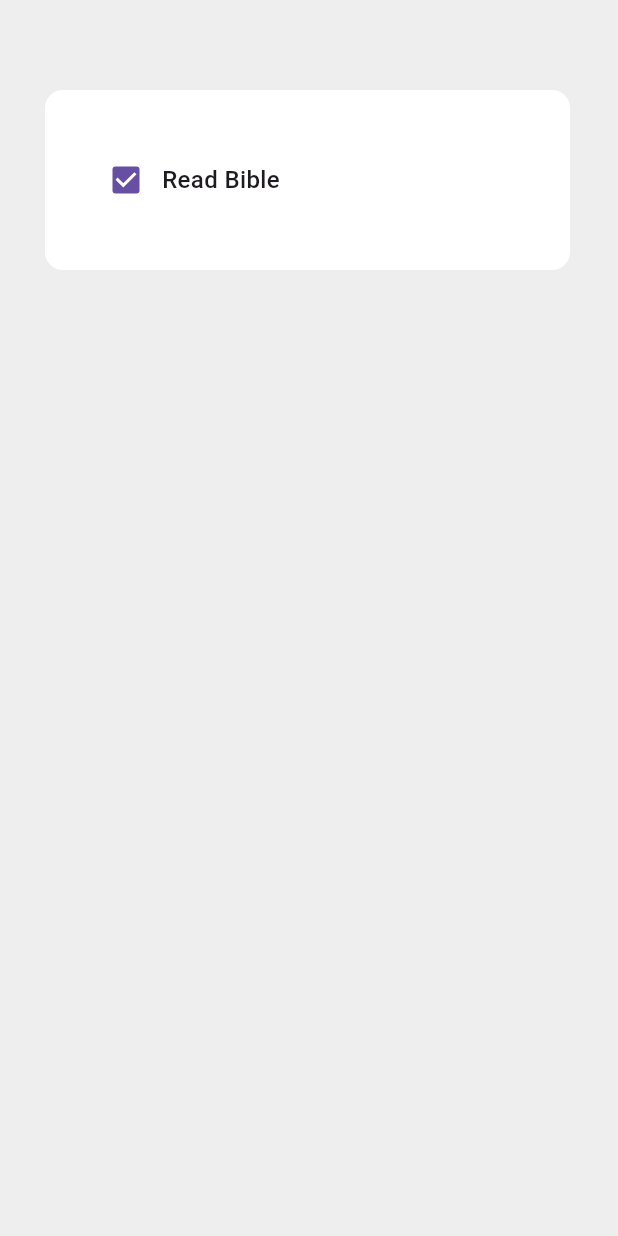
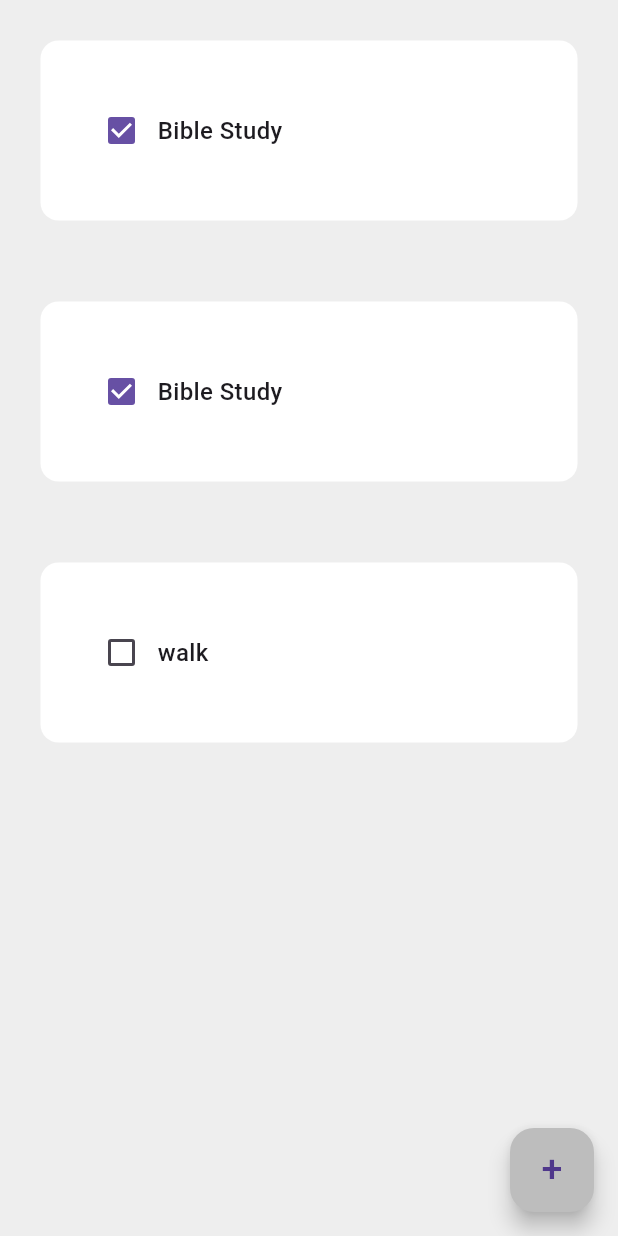
Before and after one commit to Dany4950/habitTracker-with-heatMap, a Flutter app: the screen it shows after launch, on a phone screen of 412 x 824 dp. Run offline on Flutter 3.47's test engine with Material 3 defaults, Android fonts, the phone set to English and light mode, and no system bars; drawn by our look-alikes of flutter_slidable.

Commit message:
crud done

```diff
--- a/lib/habit_tile.dart
+++ b/lib/habit_tile.dart
@@ -1,20 +1,40 @@
 import 'package:flutter/material.dart';
+import 'package:flutter_slidable/flutter_slidable.dart';
 
 class HabitTile extends StatelessWidget {
   final String habitName;
   final bool boxStatus;
   final Function(bool?)? onChanged;
+  final Function(BuildContext)? settingButton;
+  final Function(BuildContext) cancelbutton;
   const HabitTile({
     super.key,
     required this.boxStatus,
     required this.onChanged,
     required this.habitName,
+    required this.settingButton,
+    required this.cancelbutton,
   });
 
   @override
   Widget build(BuildContext context) {
     return Padding(
-      padding: const EdgeInsets.all(30.0),
+      padding: const EdgeInsets.all(27.0),
+      child: Slidable(
+        endActionPane: ActionPane(motion: StretchMotion(), children: [
+          SlidableAction(
+            borderRadius: BorderRadius.circular(12),
+            onPressed: settingButton,
+            icon: Icons.settings,
+            backgroundColor: Colors.grey.shade500,
+          ),
+          SlidableAction(
+            borderRadius: BorderRadius.circular(12),
+            onPressed: cancelbutton,
+            icon: Icons.delete_forever,
+            backgroundColor: Colors.red.shade400,
+          ),
+        ]),
         child: Container(
           //container's css
           decoration: BoxDecoration(
@@ -37,6 +57,7 @@ class HabitTile extends StatelessWidget {
             ],
           ),
         ),
+      ),
     );
   }
 }
--- a/lib/main.dart
+++ b/lib/main.dart
@@ -25,13 +25,80 @@ class MainPage extends StatefulWidget {
 }
 
 class _MainPageState extends State<MainPage> {
-  // State variables can be declared here
-  bool boxStatus = true;
-
-  void changingStatusOfBox(bool? value) {
+  final TextEditingController alertTextController = TextEditingController();
+  List habitData = [
+    ["Bible Study ", true],
+    ["Bible Study ", true],
+    ["walk ", false],
+  ];
+  void changingStatusOfBox(bool? value, index) {
     setState(() {
       // Update your state here
-      boxStatus = value ?? false;
+      habitData[index][1] = value;
+    });
+  }
+
+  void showDialogBox() {
+    showDialog(
+        context: context,
+        builder: (context) {
+          return AlertDialog(
+            content: TextField(
+              controller: alertTextController,
+              decoration: InputDecoration(enabledBorder: OutlineInputBorder()),
+            ),
+            actions: [
+              TextButton(
+                  onPressed: () {
+                    setState(() {
+                      habitData.add([alertTextController.text, false]);
+                    });
+                    alertTextController.clear();
+                    Navigator.of(context).pop();
+                  },
+                  child: Text("Save")),
+              TextButton(
+                  onPressed: () {
+                    Navigator.of(context).pop();
+                  },
+                  child: Text("Cancel"))
+            ],
+          );
+        });
+  }
+
+  void settingButtonEdit(int index) {
+    showDialog(
+        context: context,
+        builder: (context) {
+          return AlertDialog(
+            content: TextField(
+              controller: alertTextController,
+              decoration: InputDecoration(enabledBorder: OutlineInputBorder()),
+            ),
+            actions: [
+              TextButton(
+                  onPressed: () {
+                    setState(() {
+                      habitData[index][0] = alertTextController.text;
+                    });
+                    alertTextController.clear();
+                    Navigator.of(context).pop();
+                  },
+                  child: Text("Save")),
+              TextButton(
+                  onPressed: () {
+                    Navigator.of(context).pop();
+                  },
+                  child: Text("Cancel"))
+            ],
+          );
+        });
+  }
+
+  void deleteTile(int index) {
+    setState(() {
+      habitData.removeAt(index);
     });
   }
 
@@ -39,16 +106,28 @@ class _MainPageState extends State<MainPage> {
   Widget build(BuildContext context) {
     return Scaffold(
       backgroundColor: Colors.grey[200],
-      body: Column(
-        children: [
-          const SizedBox(height: 30),
-          HabitTile(
-            boxStatus: boxStatus,
-            habitName: "Read Bible",
-            onChanged: changingStatusOfBox,
-          )
-        ],
+      body: ListView.builder(
+        itemCount: habitData.length,
+        itemBuilder: (context, index) {
+          return HabitTile(
+              settingButton: (p0) {
+                settingButtonEdit(index);
+              },
+              cancelbutton: (p0) => deleteTile(index),
+              boxStatus: habitData[index][1],
+              onChanged: (value) => changingStatusOfBox(value, index),
+              habitName: habitData[index][0]);
+        },
       ),
+      floatingActionButton: FloatingActionButton(
+          backgroundColor: Colors.grey[400],
+          child: Text(
+            "+",
+            style: TextStyle(fontSize: 25),
+          ),
+          onPressed: () {
+            showDialogBox();
+          }),
     );
   }
 }
--- a/pubspec.yaml
+++ b/pubspec.yaml
@@ -34,6 +34,7 @@ dependencies:
   # The following adds the Cupertino Icons font to your application.
   # Use with the CupertinoIcons class for iOS style icons.
   cupertino_icons: ^1.0.8
+  flutter_slidable: ^4.0.0
 
 dev_dependencies:
   flutter_test:
```
Also changed, not shown: pubspec.lock. Lines whose indentation alone changed are shown as unchanged.
